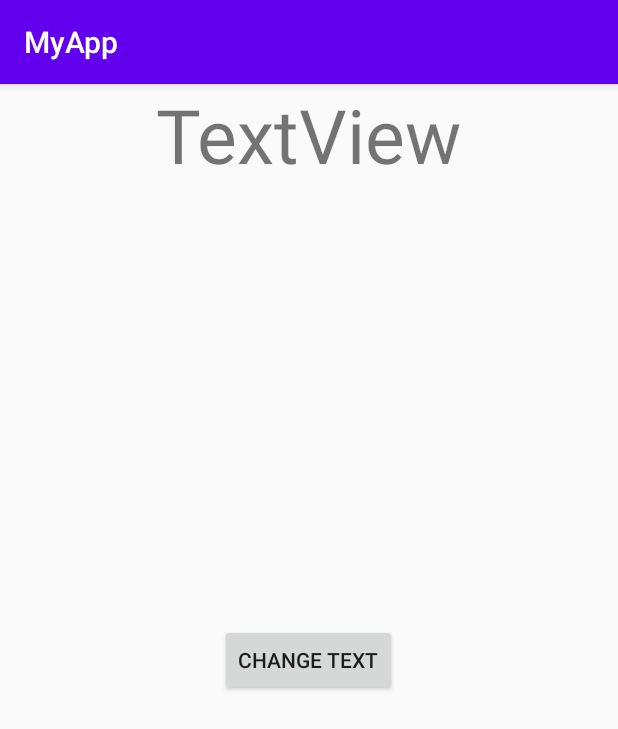
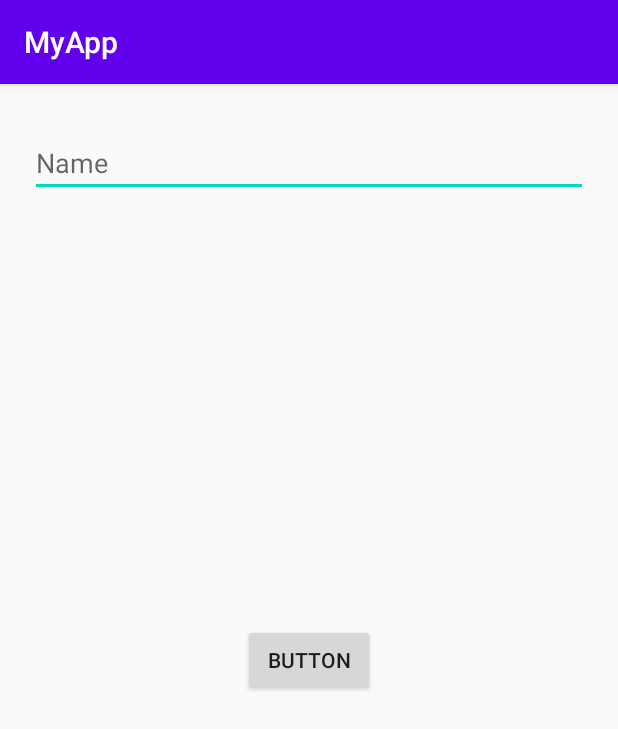
Before and after one commit to hvcong1996/Android, an Android app: the screen it shows after launch (MainActivity), on a phone screen of 412 x 824 dp. Shown: the top 729 px of the screen. Run offline under Robolectric (Android 15) with nearby library versions, the light colour scheme and no system bars.

Commit message:
Code learn Khoa Pham: - Investigate the item EditText

```diff
--- a/app/src/main/java/com/example/myapp/MainActivity.java
+++ b/app/src/main/java/com/example/myapp/MainActivity.java
@@ -5,27 +5,42 @@ import androidx.appcompat.app.AppCompatActivity;
 import android.os.Bundle;
 import android.view.View;
 import android.widget.Button;
+import android.widget.EditText;
 import android.widget.TextView;
+import android.widget.Toast;
 
 import java.util.ArrayList;
 
 public class MainActivity extends AppCompatActivity {
 
-    TextView txtContent;
-    Button btnChangeText;
+//    TextView txtContent;
+//    Button btnChangeText;
+    EditText edtUserName;
+    Button btnGetUserName;
 
     @Override
     protected void onCreate(Bundle savedInstanceState) {
         super.onCreate(savedInstanceState);
         setContentView(R.layout.activity_main);
 
-        txtContent = (TextView) findViewById(R.id.textViewData);
-        btnChangeText = (Button) findViewById(R.id.buttonChangeText);
+//        txtContent = (TextView) findViewById(R.id.textViewData);
+//        btnChangeText = (Button) findViewById(R.id.buttonChangeText);
+//
+//        btnChangeText.setOnClickListener(new View.OnClickListener() {
+//            @Override
+//            public void onClick(View v) {
+//                txtContent.setText("Text changed");
+//            }
+//        });
 
-        btnChangeText.setOnClickListener(new View.OnClickListener() {
+        edtUserName = (EditText) findViewById(R.id.editTextTextPersonName);
+        btnGetUserName = (Button) findViewById(R.id.buttonGetPersonName);
+
+        btnGetUserName.setOnClickListener(new View.OnClickListener() {
             @Override
             public void onClick(View v) {
-                txtContent.setText("Text changed");
+                String content = edtUserName.getText().toString();
+                Toast.makeText(MainActivity.this, content, Toast.LENGTH_LONG).show();
             }
         });
     }
--- a/app/src/main/res/layout/activity_main.xml
+++ b/app/src/main/res/layout/activity_main.xml
@@ -182,18 +182,40 @@
     android:layout_width="match_parent"
     xmlns:android="http://schemas.android.com/apk/res/android">
 
-    <TextView
-        android:id="@+id/textViewData"
-        android:layout_width="wrap_content"
+<!--    <TextView-->
+<!--        android:id="@+id/textViewData"-->
+<!--        android:layout_width="wrap_content"-->
+<!--        android:layout_height="wrap_content"-->
+<!--        android:textSize="50sp"-->
+<!--        android:layout_centerHorizontal="true"-->
+<!--        android:text="TextView" />-->
+
+<!--    <Button-->
+<!--        android:id="@+id/buttonChangeText"-->
+<!--        android:layout_width="wrap_content"-->
+<!--        android:layout_height="wrap_content"-->
+<!--        android:layout_centerInParent="true"-->
+<!--        android:text="Change Text" />-->
+
+
+    <EditText
+        android:id="@+id/editTextTextPersonName"
+        android:layout_width="match_parent"
         android:layout_height="wrap_content"
-        android:textSize="50sp"
-        android:layout_centerHorizontal="true"
-        android:text="TextView" />
+        android:layout_alignParentLeft="true"
+        android:layout_alignParentTop="true"
+        android:layout_alignParentRight="true"
+        android:layout_marginLeft="20dp"
+        android:layout_marginRight="20dp"
+        android:layout_marginTop="30dp"
+        android:ems="10"
+        android:hint="Name"
+        android:inputType="textPersonName" />
 
     <Button
-        android:id="@+id/buttonChangeText"
+        android:id="@+id/buttonGetPersonName"
         android:layout_width="wrap_content"
         android:layout_height="wrap_content"
         android:layout_centerInParent="true"
-        android:text="Change Text" />
+        android:text="Button" />
 </RelativeLayout>
```
